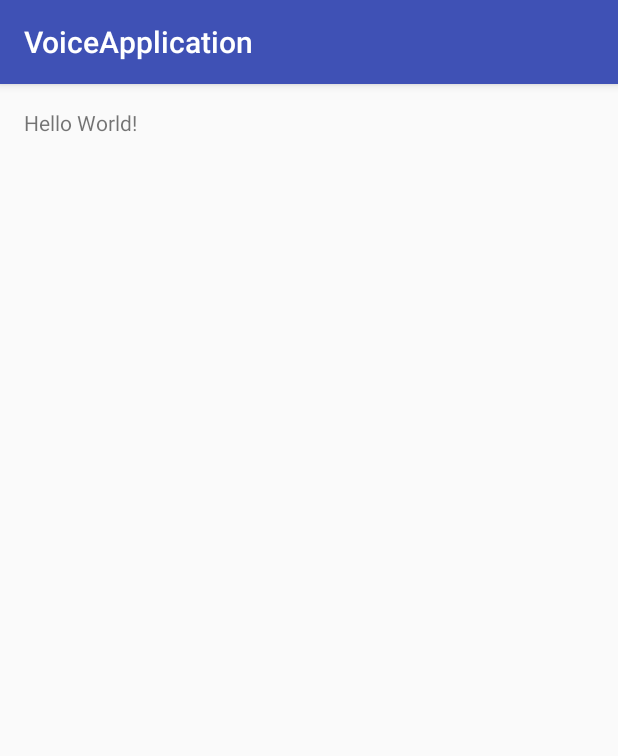
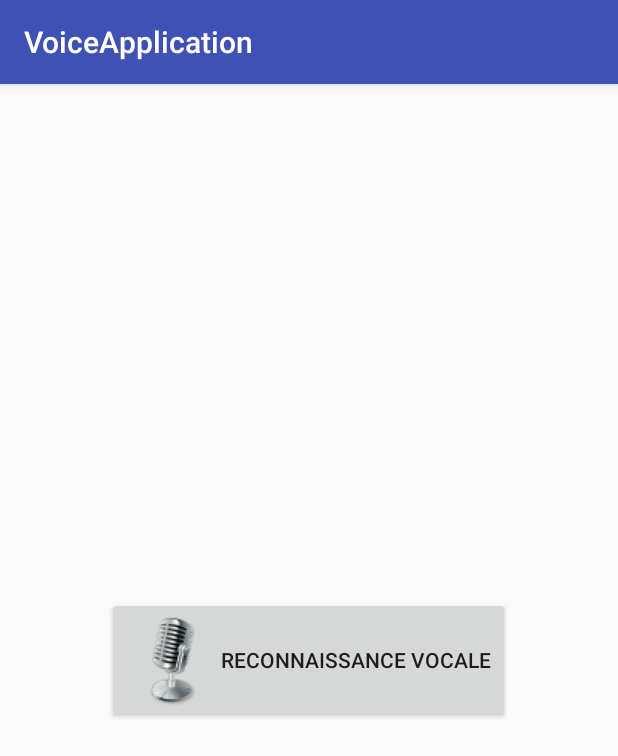
Before and after one commit to 1ud0v1c/VoiceApplication, an Android app: the screen it shows after launch (MainActivity), on a phone screen of 412 x 824 dp. Shown: the top 756 px of the screen. Run offline under Robolectric (Android 15) with nearby library versions, the phone set to English and light mode, and no system bars.

Commit message:
Add speech recognition and microphone drawable

```diff
--- a/app/src/main/res/layout/activity_main.xml
+++ b/app/src/main/res/layout/activity_main.xml
@@ -9,8 +9,14 @@
     android:paddingTop="@dimen/activity_vertical_margin"
     tools:context="fr.borntocode.lud00.voiceapplication.MainActivity">
 
-    <TextView
+
+    <Button
+        android:id="@+id/launchPrompt"
         android:layout_width="wrap_content"
         android:layout_height="wrap_content"
-        android:text="Hello World!" />
+        android:text="@string/prompt_text"
+        android:drawableLeft="@drawable/microphone"
+        android:layout_centerVertical="true"
+        android:layout_centerHorizontal="true" />
+
 </RelativeLayout>
--- a/app/src/main/res/values/strings.xml
+++ b/app/src/main/res/values/strings.xml
@@ -1,3 +1,4 @@
 <resources>
     <string name="app_name">VoiceApplication</string>
+    <string name="prompt_text">Reconnaissance vocale</string>
 </resources>
```
Also changed, not shown: app/src/main/java/fr/borntocode/lud00/voiceapplication/MainActivity.java (+58 -0 lines), app/src/main/res/drawable/microphone.png (added).
